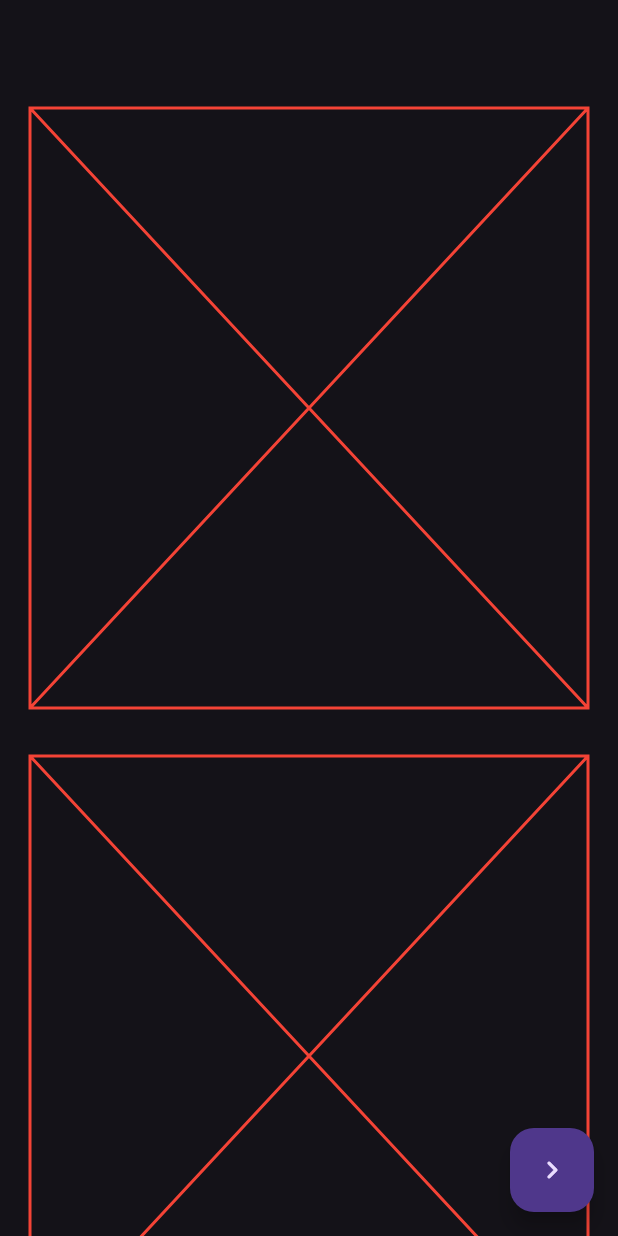
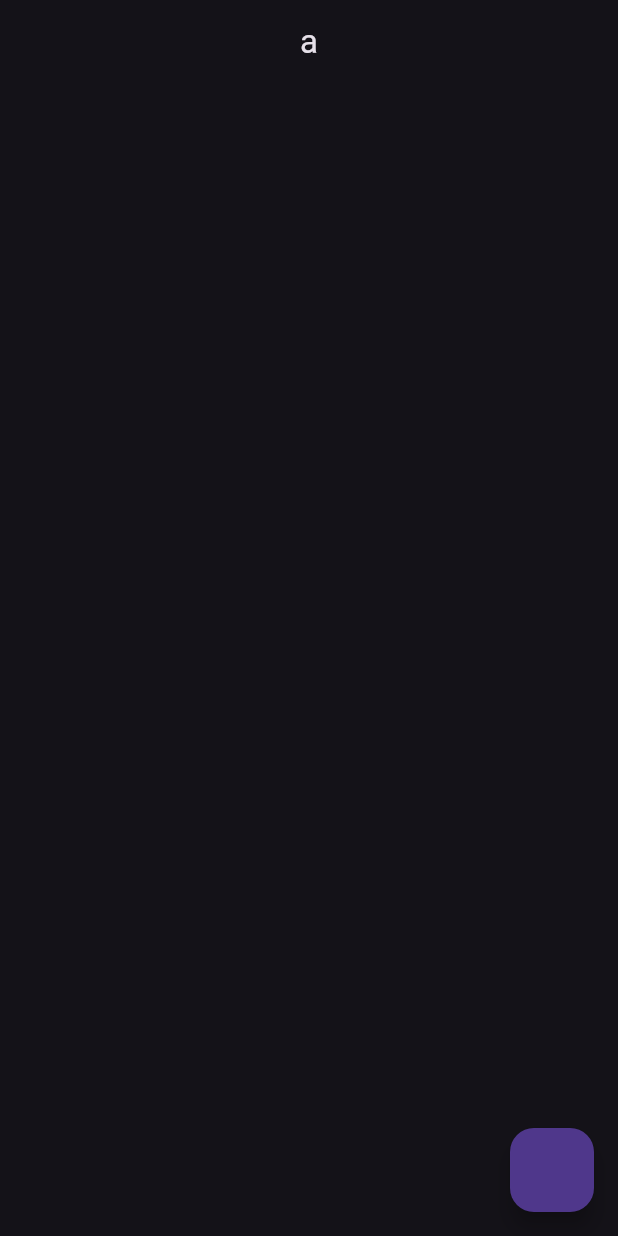
Before and after one commit to ekvatoria/Flutter_Learn_UK, a Flutter app: the screen it shows after launch, on a phone screen of 412 x 824 dp. Run offline on Flutter 3.47's test engine with Material 3 defaults, Android fonts, the phone set to English and light mode, and no system bars.

Commit message:
tab_tabbar_nullable_model_olusturma

```diff
--- /dev/null
+++ b/lib/202/model_learn.dart
@@ -0,0 +1,132 @@
+// bu variable lar null gelebilir örneği
+class PostModel {
+  int? userId;
+  int? id;
+  String? title;
+  String? body;
+}
+
+// bu variable lar uygulama oluştuğunda gelecek. Constructor oluşturma
+class PostModel2 {
+  int userId;
+  int id;
+  String title;
+  String body;
+  PostModel2({
+    required this.userId,
+    required this.id,
+    required this.title,
+    required this.body,
+  });
+}
+
+// Bu variable lar sadece constructor zamanında gelebilir ve initialize olabilir.
+// Diğer zamanda gelemez
+
+class PostModel3 {
+  final int userId;
+  final int id;
+  final String title;
+  final String body;
+
+  PostModel3(this.userId, this.id, this.title, this.body);
+}
+
+// Named parameter almak. Yanyana variableları müşteri yazsın.
+class PostModel4 {
+  final int userId;
+  final int id;
+  final String title;
+  final String body;
+
+  PostModel4({required this.userId, required this.id, required this.title, required this.body});
+}
+
+//
+class PostModel5 {
+  final int _userId;
+  final int _id;
+  final String _title;
+  final String _body;
+
+  PostModel5({required int userId, required int id, required String title, required String body})
+      : _userId = userId,
+        _id = id,
+        _title = title,
+        _body = body;
+
+  //üstteki tanımlar private olduğu için dışarıdan değişiklik yapılamaz ama
+  // get fonksiyonu ile belli kurala bağlı olarak erişimine izin verilebilir
+  int get userId => _userId;
+
+  // {
+  //       _userId = userId;
+  //   _id = id;
+  //   _title = title;
+  //   _body = body;
+  // }
+}
+
+// Bu değer sonradan gelecek. Late finalde bu değer sadece colnstructor anında sonradan gelebilir.
+class PostModel6 {
+  late final int _userId;
+  late final int _id;
+  late final String _title;
+  late final String _body;
+
+  PostModel6({required int userId, required int id, required String title, required String body}) {
+    _userId = userId;
+    _id = id;
+    _title = title;
+    _body = body;
+  }
+}
+
+//Required vermeyi engelleyerek değer vermek.
+class PostModel7 {
+  late final int _userId;
+  late final int _id;
+  late final String _title;
+  late final String _body;
+
+  PostModel7({int userId = 0, int id = 0, String title = '', String body = ''}) {
+    _userId = userId;
+    _id = id;
+    _title = title;
+    _body = body;
+  }
+}
+
+// biri bu classı kullanacaksa internetten datalar gelecekse
+class PostModel8 {
+  final int? userId;
+  final int? id;
+  final String? title;
+  String? body;
+
+  PostModel8({this.userId, this.id, this.title, this.body});
+
+  void updateBody(String? data) {
+    //her zaman 2 kontrol olması önemli burada, hem null olmayacak hem de boş olmayacak.
+    //ve zorunlu olmadıkça data!.length; ünlem ile force etme!!
+    if (data != null && data.isNotEmpty) {
+      body = data;
+      data.length;
+    }
+  }
+
+  //instance ın kopyasını oluşturur ve sadece vereceğiniz değişkenleri kullanabilmenizi sağlar
+  PostModel8 copyWith({
+    int? userId,
+    int? id,
+    String? title,
+    String? body,
+  }) {
+    return PostModel8(
+      userId: userId ?? this.userId,
+      id: id ?? this.id,
+      title: title ?? this.title,
+      body: body ?? this.body,
+    );
+  }
+}
--- /dev/null
+++ b/lib/202/model_learn_view.dart
@@ -0,0 +1,60 @@
+import 'package:flutter/material.dart';
+import 'package:flutter_full_learn/202/model_learn.dart';
+
+class ModelLearnView extends StatefulWidget {
+  const ModelLearnView({super.key});
+
+  @override
+  State<ModelLearnView> createState() => _ModelLearnViewState();
+}
+
+class _ModelLearnViewState extends State<ModelLearnView> {
+  var user9 = PostModel8(body: 'a');
+  @override
+  void initState() {
+    super.initState();
+
+    final user1 = PostModel();
+    user1.userId = 1;
+    user1.body = 'uk';
+    user1.body = 'hello';
+
+    final user2 = PostModel2(userId: 1, id: 2, title: 'title', body: 'body');
+    user2.body = 'a';
+
+    final user3 = PostModel3(1, 1, 'title', 'body');
+    //user3.body = 'a';
+
+    //locvalde veri gösterimi için mantıklı yöntem budur.
+    final user4 = PostModel4(userId: 1, id: 2, title: 'title', body: 'body');
+    // user4.body = 'a';
+
+    final user5 = PostModel5(userId: 1, id: 2, title: 'title', body: 'body');
+    user5.userId;
+
+    final user6 = PostModel6(userId: 1, id: 2, title: 'title', body: 'body');
+    //variable erişilemez safety için önemlidir
+
+    final user7 = PostModel7();
+
+    // serviste işlem yapıyorsan en mantıklı yöntem budur.
+    final user8 = PostModel8(body: 'a');
+  }
+
+  @override
+  Widget build(BuildContext context) {
+    return Scaffold(
+      floatingActionButton: FloatingActionButton(onPressed: () {
+        setState(() {
+          //user9 = PostModel8(title: 'On Pressed');
+          user9 = user9.copyWith(title: 'uk');
+          user9.updateBody(null);
+        });
+      }),
+      appBar: AppBar(
+        title: Text(user9.body ?? 'Not any data'),
+      ),
+      body: Container(),
+    );
+  }
+}
--- a/lib/main.dart
+++ b/lib/main.dart
@@ -23,6 +23,8 @@
 import 'package:flutter_full_learn/101/stateless_learn.dart';
 import 'package:flutter_full_learn/101/text_field_learn.dart';
 import 'package:flutter_full_learn/101/text_learn.dart';
+import 'package:flutter_full_learn/202/model_learn_view.dart';
+import 'package:flutter_full_learn/202/tab_learn.dart';
 import 'package:flutter_full_learn/demos/color_demos_view.dart';
 import 'package:flutter_full_learn/demos/color_life_cycle_view.dart';
 import 'package:flutter_full_learn/demos/my_collections_demo.dart';
@@ -42,6 +44,10 @@
       title: 'Flutter Demo',
       debugShowCheckedModeBanner: false,
       theme: ThemeData.dark().copyWith(
+        tabBarTheme: const TabBarTheme(
+            labelColor: Colors.white, unselectedLabelColor: Colors.red, indicatorSize: TabBarIndicatorSize.label),
+        bottomAppBarTheme: const BottomAppBarTheme(shape: CircularNotchedRectangle()),
+
         listTileTheme: const ListTileThemeData(contentPadding: EdgeInsets.zero),
         progressIndicatorTheme: const ProgressIndicatorThemeData(color: Colors.white),
         inputDecorationTheme: const InputDecorationTheme(
@@ -76,7 +82,7 @@
         //     error: Colors.red,
         //     brightness: Brightness.dark)
       ),
-      home: const NavigationLearn(),
+      home: const ModelLearnView(),
     );
   }
 }
```
Also changed, not shown: lib/202/tab_learn.dart (added, +78 -0 lines).
